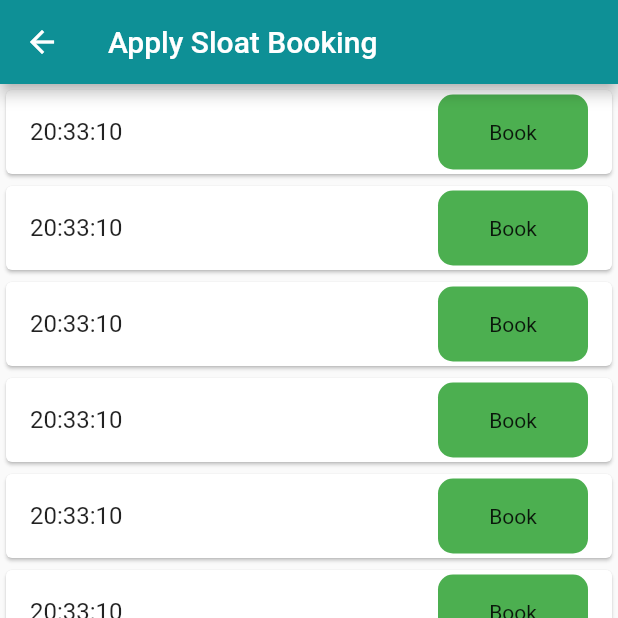
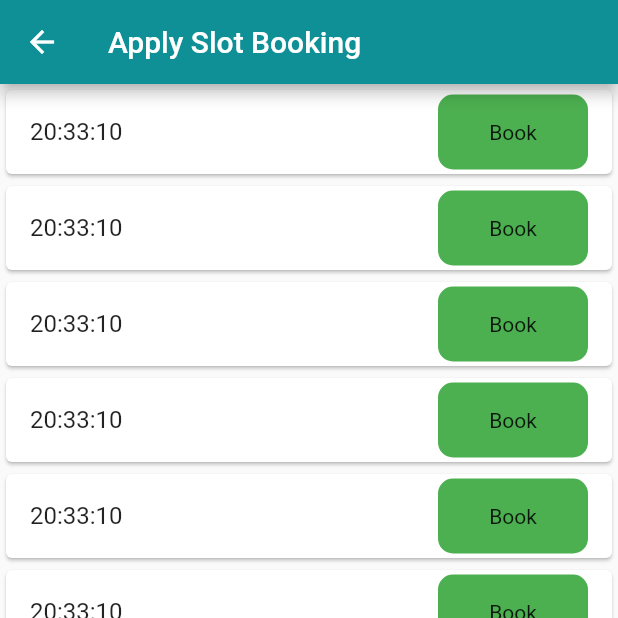
Before and after one commit to shubham21panchal02/Ehealthhub, a Flutter app: the sloat screen opened directly, on a phone screen of 412 x 824 dp, the top half of it. Run offline on Flutter 3.47's test engine with Material 2 defaults, Android fonts, the phone set to English and light mode, and no system bars; our stand-ins replace animate_do, carousel_slider, flutter_advanced_drawer, flutter_onboarding_slider, flutter_rating_bar, fluttertoast and 7 more; accounts and stored records are empty; network calls fail; project files that could hold a hidden picture were left out.

Commit message:
all file

```diff
--- a/lib/Hospital/H-AppointmentDettail.dart
+++ b/lib/Hospital/H-AppointmentDettail.dart
@@ -220,6 +220,7 @@ class ad extends State<Adetailpage> with TickerProviderStateMixin {
                                 ),
                               ],
 
+
                               Container(
                                 /* decoration: BoxDecoration(
                    gradient: LinearGradient(
--- a/lib/User/bookappointment.dart
+++ b/lib/User/bookappointment.dart
@@ -66,7 +66,7 @@ class Sloatstate extends State<sloat>{
         appBar: AppBar(
           backgroundColor:ColorConstants.appbarcolor,
           title: Text(
-            "Apply Sloat Booking",
+            "Apply Slot Booking",
           ),
         ),
         body:Center(
```
